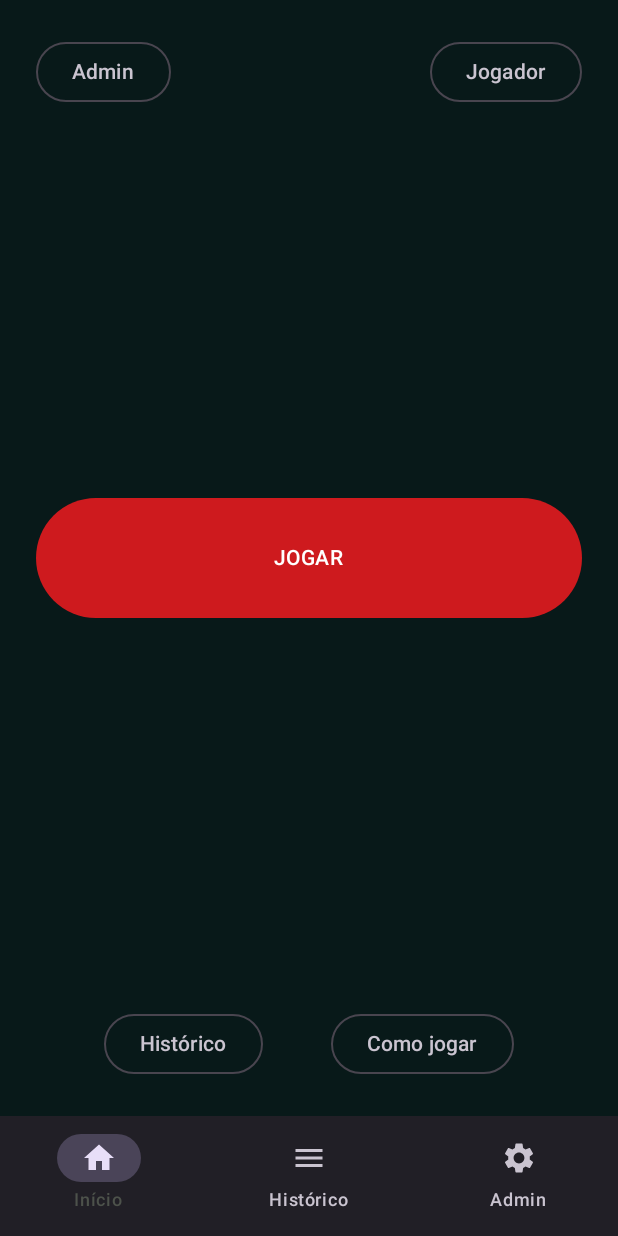
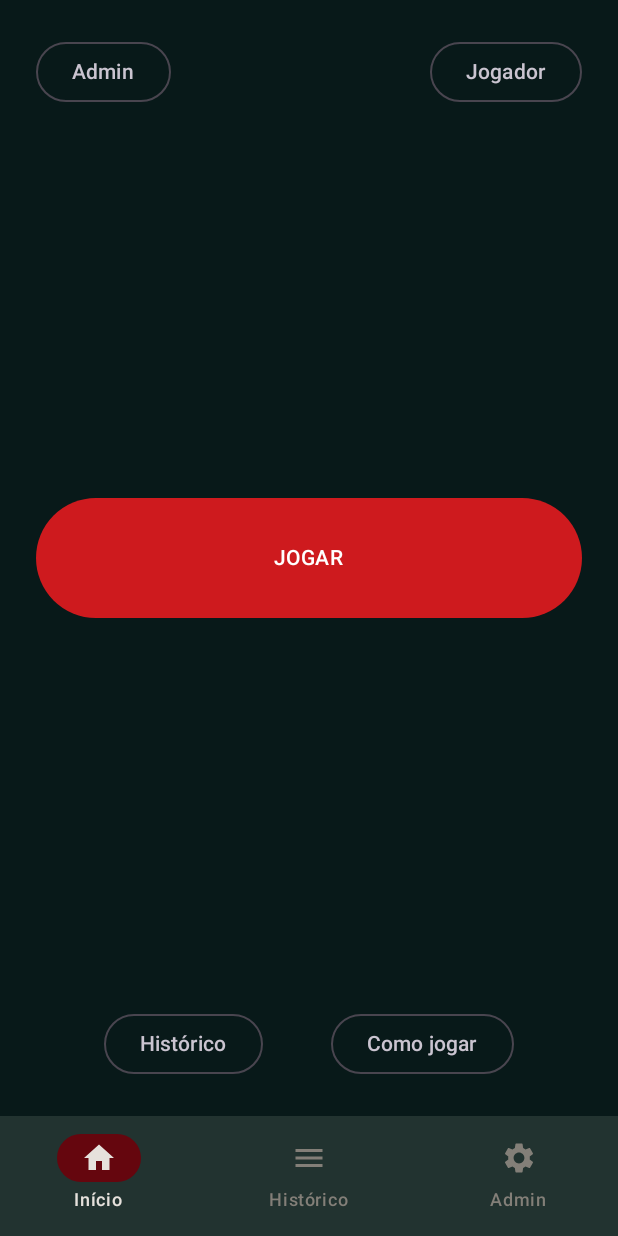
Before and after one commit to 0Isabella/Super_Forca, an Android app built with Jetpack Compose: the screen it shows after launch (MainActivity), on a phone screen of 412 x 824 dp. Run offline under Robolectric (Android 15) with nearby library versions, the phone set to English and light mode, and no system bars.

Commit message:
feat: aplica cores do tema na barra de navegação

```diff
--- a/app/src/main/java/com/example/forca/MainActivity.kt
+++ b/app/src/main/java/com/example/forca/MainActivity.kt
@@ -14,6 +14,7 @@ import androidx.compose.material.icons.filled.Settings
 import androidx.compose.material3.Icon
 import androidx.compose.material3.NavigationBar
 import androidx.compose.material3.NavigationBarItem
+import androidx.compose.material3.NavigationBarItemDefaults
 import androidx.compose.material3.Scaffold
 import androidx.compose.material3.Text
 import androidx.compose.runtime.Composable
@@ -25,6 +26,10 @@ import androidx.navigation.compose.rememberNavController
 import com.example.forca.navigation.AppNavigation
 import com.example.forca.navigation.Rotas
 import com.example.forca.ui.theme.ForcaTheme
+import com.example.forca.ui.theme.cinzaClaro
+import com.example.forca.ui.theme.textoClaro
+import com.example.forca.ui.theme.verdeEscuro
+import com.example.forca.ui.theme.vermelhoEscuro
 
 class MainActivity : ComponentActivity() {
     override fun onCreate(savedInstanceState: Bundle?) {
@@ -63,24 +68,35 @@ fun BarraInferior(navController: NavHostController) {
         }
     }
 
-    NavigationBar {
+    val cores = NavigationBarItemDefaults.colors(
+        selectedIconColor = textoClaro,
+        selectedTextColor = textoClaro,
+        indicatorColor = vermelhoEscuro,
+        unselectedIconColor = cinzaClaro,
+        unselectedTextColor = cinzaClaro
+    )
+
+    NavigationBar(containerColor = verdeEscuro) {
         NavigationBarItem(
             selected = rotaAtual == Rotas.inicio,
             onClick = { irPara(Rotas.inicio) },
             icon = { Icon(Icons.Default.Home, contentDescription = "Início") },
-            label = { Text("Início") }
+            label = { Text("Início") },
+            colors = cores
         )
         NavigationBarItem(
             selected = rotaAtual == Rotas.historico,
             onClick = { irPara(Rotas.historico) },
             icon = { Icon(Icons.Default.Menu, contentDescription = "Histórico") },
-            label = { Text("Histórico") }
+            label = { Text("Histórico") },
+            colors = cores
         )
         NavigationBarItem(
             selected = rotaAtual == Rotas.admin || rotaAtual == Rotas.adminRanking,
             onClick = { irPara(Rotas.admin) },
             icon = { Icon(Icons.Default.Settings, contentDescription = "Admin") },
-            label = { Text("Admin") }
+            label = { Text("Admin") },
+            colors = cores
         )
     }
 }
```
